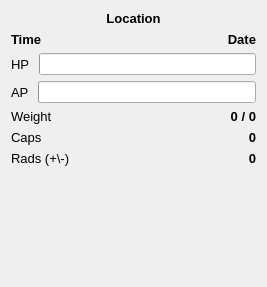
Old version of the form widgets/smallplayerinfo/ui/smallplayerinfowidget.ui in the repository matzman666/PyPipboyApp.
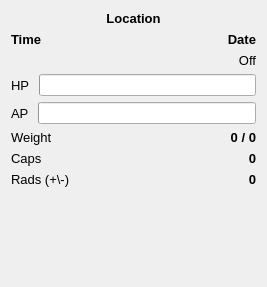
New version of the form.

Commit message: Added current radio station to smallplayerinfo widget

The edit to the form file:
```diff
--- a/widgets/smallplayerinfo/ui/smallplayerinfowidget.ui
+++ b/widgets/smallplayerinfo/ui/smallplayerinfowidget.ui
@@ -69,6 +69,27 @@
      </item>
     </layout>
    </item>
+   <item>
+    <layout class="QHBoxLayout" name="horizontalLayout_7">
+     <item>
+      <widget class="QLabel" name="lblRadio">
+       <property name="font">
+        <font>
+         <pointsize>10</pointsize>
+         <weight>50</weight>
+         <bold>false</bold>
+        </font>
+       </property>
+       <property name="text">
+        <string>Off</string>
+       </property>
+       <property name="alignment">
+        <set>Qt::AlignRight|Qt::AlignTrailing|Qt::AlignVCenter</set>
+       </property>
+      </widget>
+     </item>
+    </layout>
+   </item>
    <item>
     <layout class="QHBoxLayout" name="horizontalLayout">
      <item>
```
The commit also changes 1 other file.
